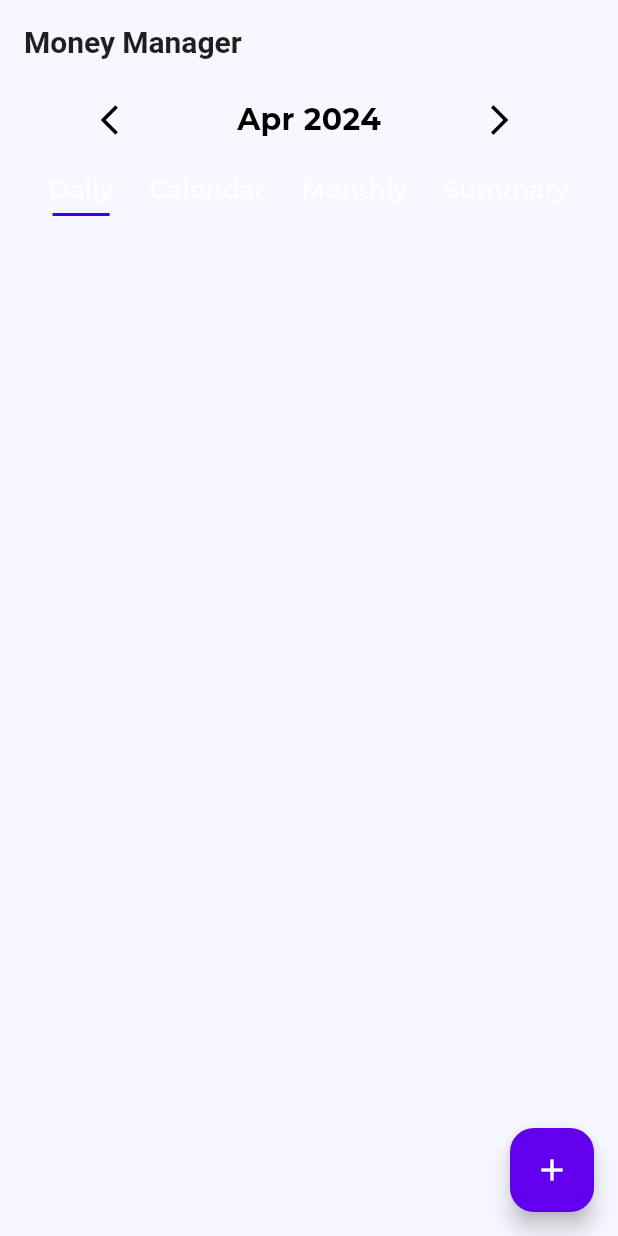
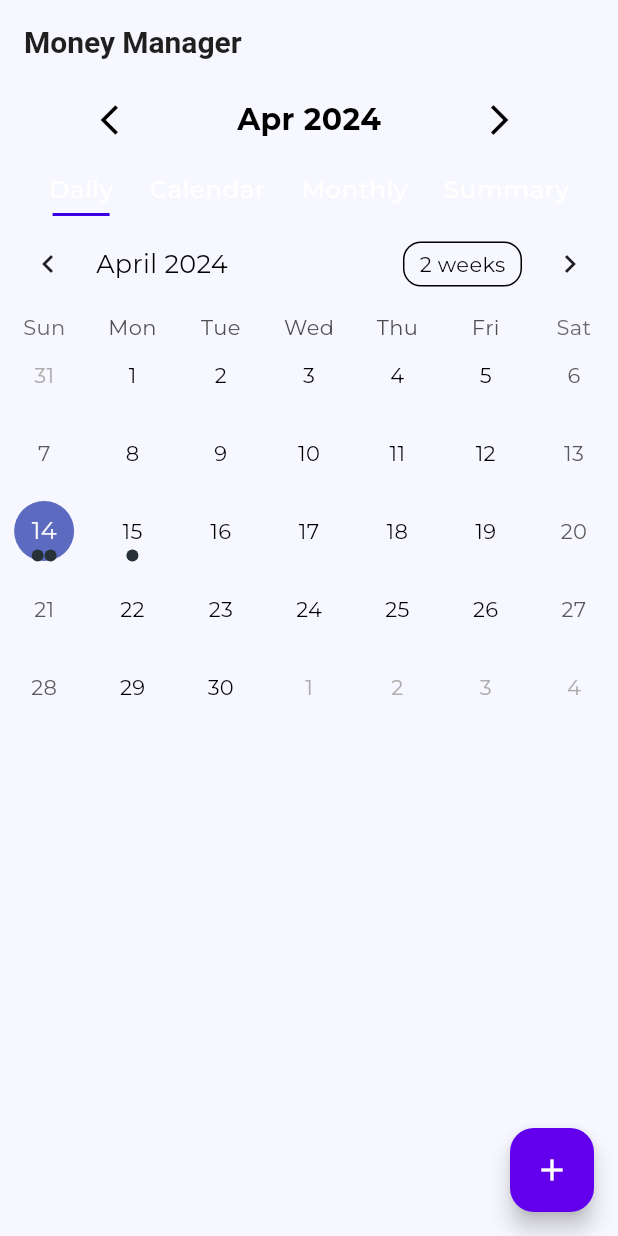
Before and after one commit to PrerakGada/FinSecFam, a Flutter app: the MoneyManagerScreen screen opened directly, on a phone screen of 412 x 824 dp. Run offline on Flutter 3.47's test engine with Material 3 defaults, Android fonts, the light colour scheme and no system bars; drawn by our look-alikes of table_calendar; our stand-ins replace auto_route, cached_network_image, card_swiper, carousel_slider, chat_bubbles, cloud_firestore and 16 more; missing offline and left inert: candlesticks, chart_sparkline, flutter_expandable_table, marqueer, pull_down_button, qr_code_scanner and 1 more; accounts and stored records are empty; project files that could hold a hidden picture were left out.

Commit message:
calender transactions

```diff
--- a/lib/features/money_manager/money_manager_screen.dart
+++ b/lib/features/money_manager/money_manager_screen.dart
@@ -6,6 +6,7 @@ import 'package:finsec/widgets/widgets.dart';
 import 'package:flutter/material.dart';
 import 'package:intl/intl.dart';
 import 'package:lottie/lottie.dart';
+import 'package:table_calendar/table_calendar.dart';
 
 class MoneyManagerScreen extends StatefulWidget {
   const MoneyManagerScreen({Key? key}) : super(key: key);
@@ -16,6 +17,14 @@ class MoneyManagerScreen extends StatefulWidget {
 
 class _MoneyManagerScreenState extends State<MoneyManagerScreen> {
   DateTime selectedDate = DateTime.now();
+  final Map<DateTime, List<String>> events = {
+    DateTime.utc(DateTime.now().year, DateTime.now().month, DateTime.now().day): ['Prerak paid \$450', 'Prinkal earned \$50'],
+    DateTime.utc(DateTime.now().year, DateTime.now().month, DateTime.now().day + 1): ['Arnav invested \$500'],
+    // add more events as needed
+  };
+  var _calendarFormat = CalendarFormat.month;
+  var _selectedDay = DateTime.now();
+  var _focusedDay = DateTime.now();
   int selectedIndex = 0;
 
   @override
@@ -82,6 +91,48 @@ class _MoneyManagerScreenState extends State<MoneyManagerScreen> {
               });
             },
             isiOS: false,
+          ),
+          TableCalendar(
+            firstDay: DateTime.utc(2020, 10, 16),
+            lastDay: DateTime.utc(2030, 3, 14),
+            focusedDay: DateTime.now(),
+            calendarFormat: _calendarFormat,
+            onPageChanged: (focusedDay) {
+              _focusedDay = focusedDay;
+            },
+            onFormatChanged: (format) {
+              setState(() {
+                _calendarFormat = format;
+              });
+            },
+            calendarStyle: CalendarStyle(
+              todayDecoration: BoxDecoration(
+                color: Colors.blue,
+                shape: BoxShape.circle,
+              ),
+            ),
+            selectedDayPredicate: (day) {
+              return isSameDay(_selectedDay, day);
+            },
+            onDaySelected: (selectedDay, focusedDay) {
+              setState(() {
+                _selectedDay = selectedDay;
+                _focusedDay = focusedDay; // update `_focusedDay` here as well
+                showDialog(
+                    context: context,
+                    builder: (context) {
+                      final events = this.events[DateTime.utc(selectedDay.year, selectedDay.month, selectedDay.day)] ?? [];
+                      return SimpleDialog(
+                        title: Text('Transactions on ${DateFormat.yMd().format(selectedDay)}'),
+                        children: events.map((event) => ListTile(title: Text(event))).toList(),
+                      );
+                    });
+              });
+            },
+            eventLoader: (day) {
+              print(events);
+              return events[day] ?? [];
+            },
           ),
         ],
       ),
--- a/pubspec.yaml
+++ b/pubspec.yaml
@@ -66,6 +66,7 @@ dependencies:
   card_swiper: ^3.0.1
   dio: ^5.4.3+1
   speedometer_chart: ^1.0.5
+  table_calendar: ^3.1.1
 
 
 dev_dependencies:
```
Also changed, not shown: pubspec.lock.
